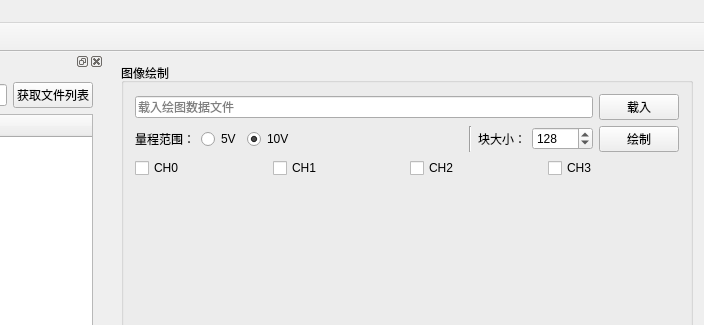
Before: the Qt Designer form mainwindow.ui in carloscn/satool, drawn with Qt 5; both pictures show x 496 to 1200 and y 0 to 325 of the 1200 by 708 pixel window.
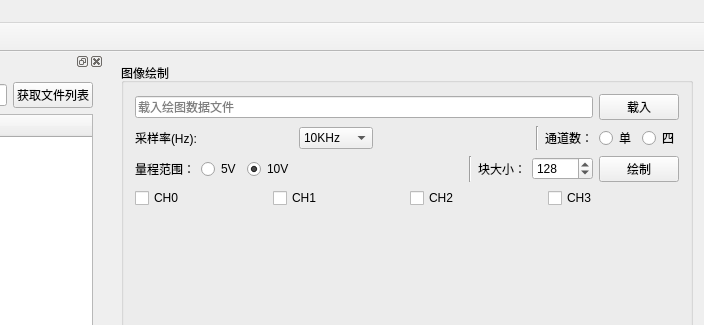
After: the same form once the commit is applied. Icons and pictures are not drawn. Custom widgets are drawn as their Qt base class.

Commit message:
[issue#9] fixed issue#9
closed#9

Patch:
```diff
--- a/mainwindow.ui
+++ b/mainwindow.ui
@@ -54,6 +54,110 @@
          </item>
         </layout>
        </item>
+       <item>
+        <layout class="QHBoxLayout" name="horizontalLayout_8">
+         <item>
+          <widget class="QLabel" name="label_6">
+           <property name="sizePolicy">
+            <sizepolicy hsizetype="Expanding" vsizetype="Fixed">
+             <horstretch>0</horstretch>
+             <verstretch>0</verstretch>
+            </sizepolicy>
+           </property>
+           <property name="text">
+            <string>采样率(Hz):</string>
+           </property>
+          </widget>
+         </item>
+         <item>
+          <widget class="QComboBox" name="comboBox_sample_rate">
+           <item>
+            <property name="text">
+             <string>10KHz</string>
+            </property>
+           </item>
+           <item>
+            <property name="text">
+             <string>50KHz</string>
+            </property>
+           </item>
+           <item>
+            <property name="text">
+             <string>100KHz</string>
+            </property>
+           </item>
+           <item>
+            <property name="text">
+             <string>150KHz</string>
+            </property>
+           </item>
+           <item>
+            <property name="text">
+             <string>180KHz</string>
+            </property>
+           </item>
+           <item>
+            <property name="text">
+             <string>200KHz</string>
+            </property>
+           </item>
+          </widget>
+         </item>
+         <item>
+          <spacer name="horizontalSpacer_4">
+           <property name="orientation">
+            <enum>Qt::Horizontal</enum>
+           </property>
+           <property name="sizeHint" stdset="0">
+            <size>
+             <width>40</width>
+             <height>20</height>
+            </size>
+           </property>
+          </spacer>
+         </item>
+         <item>
+          <widget class="Line" name="line_3">
+           <property name="orientation">
+            <enum>Qt::Vertical</enum>
+           </property>
+          </widget>
+         </item>
+         <item>
+          <widget class="QLabel" name="label_5">
+           <property name="text">
+            <string>通道数：</string>
+           </property>
+          </widget>
+         </item>
+         <item>
+          <widget class="QRadioButton" name="radioButton1ch">
+           <property name="text">
+            <string>单</string>
+           </property>
+           <property name="checked">
+            <bool>false</bool>
+           </property>
+           <property name="autoRepeat">
+            <bool>true</bool>
+           </property>
+          </widget>
+         </item>
+         <item>
+          <widget class="QRadioButton" name="radioButton4ch">
+           <property name="text">
+            <string>四</string>
+           </property>
+           <property name="checked">
+            <bool>true</bool>
+           </property>
+           <property name="autoRepeat">
+            <bool>true</bool>
+           </property>
+          </widget>
+         </item>
+        </layout>
+       </item>
        <item>
         <layout class="QHBoxLayout" name="horizontalLayout_10">
          <item>
```
Left out of the diff: 3 changed lines with no effect on the pictures. The commit also changes 2 other files.
